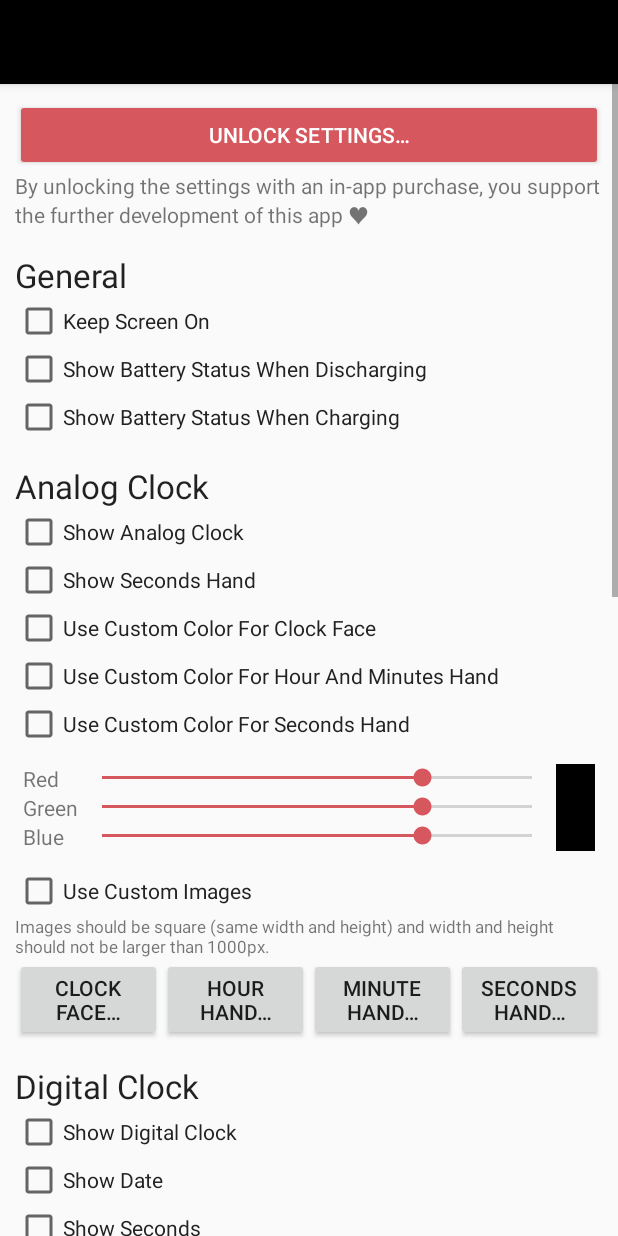
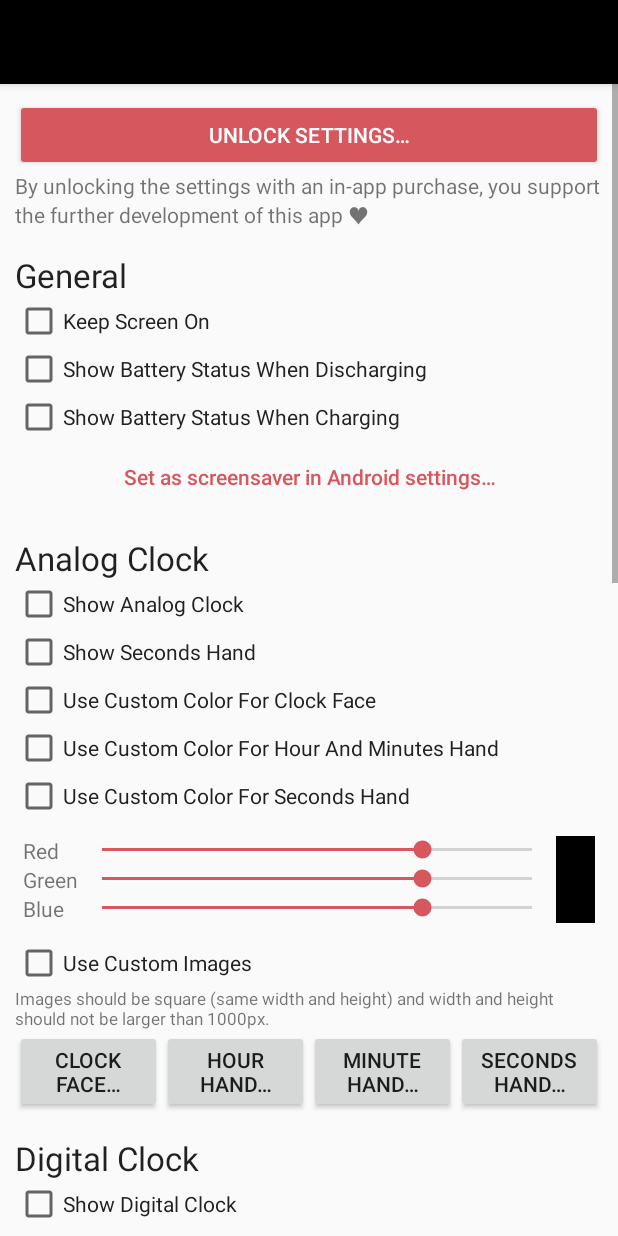
Before and after one commit to Vixen0219/Clock-mobile, an Android app: the layout activity_settings.xml on its own in the app's theme, with its tools: preview values and no code run, on a phone screen of 412 x 824 dp. Run offline under Robolectric (Android 15) with nearby library versions, the phone set to English and light mode, and no system bars.

Commit message:
add button which directs the user to the Android system screensaver settings

```diff
--- a/app/src/main/res/layout/activity_settings.xml
+++ b/app/src/main/res/layout/activity_settings.xml
@@ -87,6 +87,14 @@
                     android:layout_width="match_parent"
                     android:layout_height="wrap_content"
                     android:text="@string/show_battery_status_when_power_supply_is_plugged_in" />
+                <Button
+                    android:id="@+id/buttonDreamSettings"
+                    style="@style/Widget.AppCompat.Button.Borderless.Colored"
+                    android:layout_width="match_parent"
+                    android:layout_height="wrap_content"
+                    android:onClick="onClickDreamSettings"
+                    android:textAllCaps="false"
+                    android:text="@string/set_as_screensaver_in_android_settings" />
 
                 <Space
                     android:layout_width="match_parent"
--- a/app/src/main/res/values/strings.xml
+++ b/app/src/main/res/values/strings.xml
@@ -70,4 +70,6 @@
     <string name="access_denied_by_user">You have previously denied calendar access. Please go to the Android settings and manually grant calendar access for this app.</string>
     <string name="fire_tv_notes">Important notice for FireTV devices: Amazon FireOS does not officially allow changing the system screensaver to a 3rd party app, but there is a workaround possible using the developer tools. Details are explained in the Github repo (see below). Without the workaround, the clock can still be started on FireTV devices like a normal app.</string>
     <string name="no_web_browser_found">No web browser found to open this URL</string>
+    <string name="set_as_screensaver_in_android_settings">Set as screensaver in Android settings…</string>
+    <string name="screensaver_not_supported">This device does not support Android screensavers.</string>
 </resources>
```
Also changed, not shown: app/src/main/java/systems/sieber/fsclock/SettingsActivity.java (+23 -0 lines), 6 other files.
